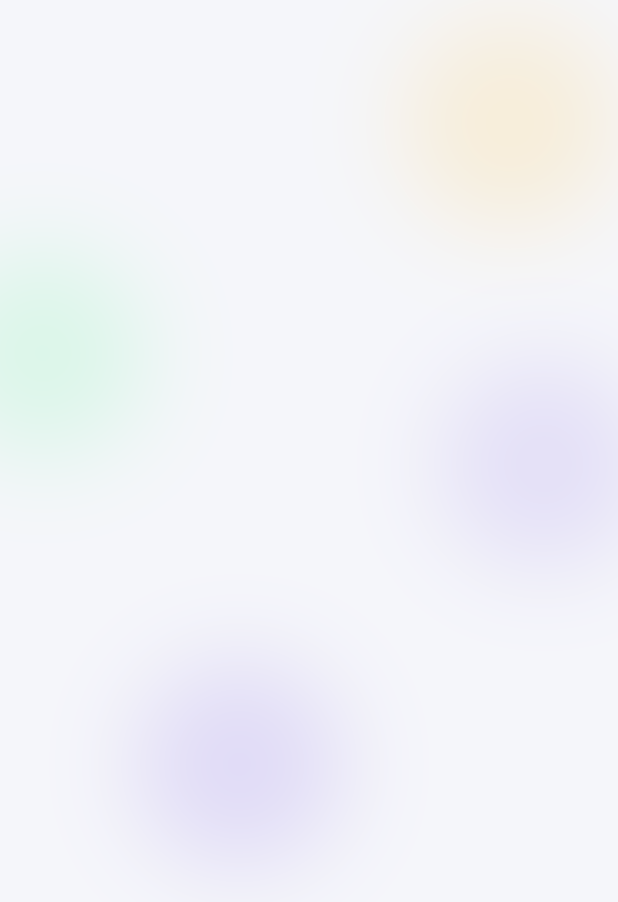
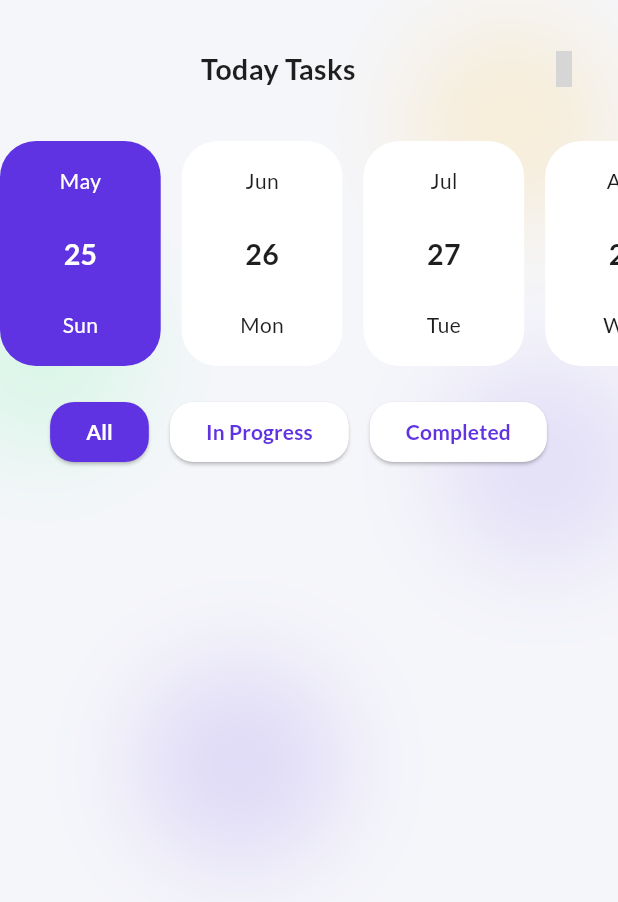
Before and after one commit to Abdelrahman2335/daily_activity, a Flutter app: the TodayTasksView screen opened by its route, on a phone screen of 412 x 824 dp. Shown: the top 902 px of the screen. Run offline on Flutter 3.47's test engine with Material 3 defaults, Android fonts, the phone set to English and light mode, and no system bars; our stand-ins replace curved_navigation_bar, font_awesome_flutter, go_router, google_fonts, iconsax, percent_indicator and 1 more; grey boxes are pictures that could not be loaded.

Commit message:
Adding today tasks screen

```diff
--- a/lib/core/utils/app_text_styles.dart
+++ b/lib/core/utils/app_text_styles.dart
@@ -18,7 +18,6 @@ class AppTextStyles {
   static const textStyle14 = TextStyle(
     fontSize: 14,
     fontWeight: FontWeight.normal,
-    color: AppColor.card,
   );
 
   static const textStyle12 = TextStyle(
@@ -26,7 +25,7 @@ class AppTextStyles {
     fontWeight: FontWeight.w400,
     color: AppColor.textSecondary,
   );
-  static const smallBold = TextStyle(
+  static const textStyleBold12 = TextStyle(
     fontSize: 12,
     fontWeight: FontWeight.bold,
     color: AppColor.textPrimary,
--- a/lib/core/widgets/app_background.dart
+++ b/lib/core/widgets/app_background.dart
@@ -10,16 +10,22 @@ class AppBackground extends StatelessWidget {
     this.addPadding = false,
     this.appBar,
     this.bottomNavigationBar,
+    this.floatingActionButton,
+    this.floatingActionButtonLocation,
   });
 
   final List<Widget> children;
   final bool addPadding;
   final PreferredSizeWidget? appBar;
   final Widget? bottomNavigationBar;
+  final Widget? floatingActionButton;
+  final FloatingActionButtonLocation? floatingActionButtonLocation;
 
   @override
   Widget build(BuildContext context) {
     return Scaffold(
+      floatingActionButton: floatingActionButton,
+      floatingActionButtonLocation: floatingActionButtonLocation,
       appBar: appBar,
       bottomNavigationBar: bottomNavigationBar,
       body: SizedBox.expand(
--- a/lib/core/widgets/primary_button.dart
+++ b/lib/core/widgets/primary_button.dart
@@ -8,23 +8,28 @@ class PrimaryButton extends StatelessWidget {
     required this.onPressed,
     this.textColor,
     required this.text,
+    this.isSelected = false,
   });
+
   final VoidCallback onPressed;
   final Color? textColor;
   final String text;
+  final bool isSelected;
   @override
   Widget build(BuildContext context) {
     return ElevatedButton(
       onPressed: onPressed,
       style: ElevatedButton.styleFrom(
-          shape: RoundedRectangleBorder(
-            borderRadius: BorderRadius.circular(16),
-          ),
-          backgroundColor: AppColor.background),
+        shape: RoundedRectangleBorder(
+          borderRadius: BorderRadius.circular(16),
+        ),
+        backgroundColor: isSelected ? AppColor.primary : AppColor.card,
+      ),
       child: Text(
         text,
         style: AppTextStyles.textStyle14.copyWith(
-            color: textColor ?? AppColor.primary, fontWeight: FontWeight.bold),
+            color: isSelected ? AppColor.card : AppColor.primary,
+            fontWeight: FontWeight.bold),
       ),
     );
   }
--- /dev/null
+++ b/lib/features/home/data/models/data_time_model.dart
@@ -0,0 +1,11 @@
+class DataTimeModel {
+  final String month;
+  final String day;
+  final String weekday;
+
+  DataTimeModel({
+    required this.month,
+    required this.day,
+    required this.weekday,
+  });
+}
--- /dev/null
+++ b/lib/features/home/presentation/widgets/custom_calender_card.dart
@@ -0,0 +1,47 @@
+import 'package:daily_activity/core/utils/app_colors.dart';
+import 'package:daily_activity/core/utils/app_text_styles.dart';
+import 'package:daily_activity/features/home/data/models/data_time_model.dart';
+import 'package:flutter/material.dart';
+
+class CustomCalenderCard extends StatelessWidget {
+  const CustomCalenderCard({
+    super.key,
+    required this.dataTimeModel,
+    required this.isSelected,
+    required this.onTap,
+  });
+  final DataTimeModel dataTimeModel;
+  final bool isSelected;
+  final VoidCallback onTap;
+  @override
+  Widget build(BuildContext context) {
+    Color backgroundColor = AppColor.card;
+    Color textColor = AppColor.textPrimary;
+    if (isSelected) {
+      backgroundColor = AppColor.primary;
+      textColor = AppColor.card;
+    }
+    return GestureDetector(
+      onTap: onTap,
+      child: Container(
+        decoration: BoxDecoration(
+          color: backgroundColor,
+          borderRadius: BorderRadius.circular(24),
+        ),
+        child: Column(
+          mainAxisAlignment: MainAxisAlignment.spaceEvenly,
+          spacing: 8,
+          children: [
+            Text(dataTimeModel.month,
+                style: AppTextStyles.textStyle14.copyWith(color: textColor)),
+            Text(dataTimeModel.day,
+                style: AppTextStyles.textStyle19
+                    .copyWith(color: textColor, fontWeight: FontWeight.bold)),
+            Text(dataTimeModel.weekday,
+                style: AppTextStyles.textStyle14.copyWith(color: textColor)),
+          ],
+        ),
+      ),
+    );
+  }
+}
--- /dev/null
+++ b/lib/features/home/presentation/widgets/custom_calender_list.dart
@@ -0,0 +1,52 @@
+import 'package:daily_activity/features/home/data/models/data_time_model.dart';
+import 'package:daily_activity/features/home/presentation/widgets/custom_calender_card.dart';
+import 'package:flutter/material.dart';
+
+class CustomCalenderList extends StatefulWidget {
+  const CustomCalenderList({
+    super.key,
+  });
+
+  @override
+  State<CustomCalenderList> createState() => _CustomCalenderListState();
+}
+
+class _CustomCalenderListState extends State<CustomCalenderList> {
+  int selectedIndex = 0;
+  @override
+  Widget build(BuildContext context) {
+    List<DataTimeModel> testCalender = [
+      DataTimeModel(month: "May", day: "25", weekday: "Sun"),
+      DataTimeModel(month: "Jun", day: "26", weekday: "Mon"),
+      DataTimeModel(month: "Jul", day: "27", weekday: "Tue"),
+      DataTimeModel(month: "Aug", day: "28", weekday: "Wed"),
+      DataTimeModel(month: "Sep", day: "29", weekday: "Thu"),
+      DataTimeModel(month: "Oct", day: "30", weekday: "Fri"),
+      DataTimeModel(month: "Nov", day: "31", weekday: "Sat"),
+    ];
+    return SizedBox(
+      height: 150,
+      width: double.infinity,
+      child: GridView.builder(
+          scrollDirection: Axis.horizontal,
+          gridDelegate: SliverGridDelegateWithFixedCrossAxisCount(
+              crossAxisCount: 1,
+              mainAxisSpacing: 14,
+              crossAxisSpacing: 9,
+              childAspectRatio: 1.4),
+          itemCount: testCalender.length,
+          itemBuilder: (BuildContext context, int index) {
+            final isSelected = selectedIndex == index;
+            return CustomCalenderCard(
+              isSelected: isSelected,
+              dataTimeModel: testCalender[index],
+              onTap: () {
+                setState(() {
+                  selectedIndex = index;
+                });
+              },
+            );
+          }),
+    );
+  }
+}
--- /dev/null
+++ b/lib/features/home/presentation/widgets/custom_status_bar.dart
@@ -0,0 +1,40 @@
+
+import 'package:daily_activity/core/widgets/primary_button.dart';
+import 'package:flutter/material.dart';
+
+class CustomStatusBar extends StatefulWidget {
+  const CustomStatusBar({super.key});
+
+  @override
+  State<CustomStatusBar> createState() => _CustomStatusBarState();
+}
+
+class _CustomStatusBarState extends State<CustomStatusBar> {
+  int selectedIndex = 0;
+
+  @override
+  Widget build(BuildContext context) {
+    final List<String> buttonLabels = ['All', 'In Progress', 'Completed'];
+
+    return SingleChildScrollView(
+      scrollDirection: Axis.horizontal,
+      child: Row(
+        children: List.generate(buttonLabels.length, (index) {
+          final isSelected = selectedIndex == index;
+          return Padding(
+            padding: const EdgeInsets.only(right: 14),
+            child: PrimaryButton(
+              isSelected: isSelected,
+              onPressed: () {
+                setState(() {
+                  selectedIndex = index;
+                });
+              },
+              text: buttonLabels[index],
+            ),
+          );
+        }),
+      ),
+    );
+  }
+}
--- a/lib/features/home/presentation/widgets/home_view_body.dart
+++ b/lib/features/home/presentation/widgets/home_view_body.dart
@@ -1,4 +1,4 @@
-import 'package:daily_activity/features/home/presentation/widgets/custom_app_bar.dart';
+import 'package:daily_activity/features/home/presentation/widgets/home_app_bar.dart';
 import 'package:daily_activity/features/home/presentation/widgets/in_progress_section.dart';
 import 'package:daily_activity/features/home/presentation/widgets/overview_section.dart';
 import 'package:daily_activity/features/home/presentation/widgets/tasks_section.dart';
@@ -15,7 +15,7 @@ class HomeViewBody extends StatelessWidget {
   Widget build(BuildContext context) {
     return CustomScrollView(
       slivers: [
-        const CustomAppBar(),
+        const HomeAppBar(),
         const OverviewSection(),
         SliverToBoxAdapter(
           child: Padding(
--- a/lib/features/home/presentation/widgets/in_progress_todo.dart
+++ b/lib/features/home/presentation/widgets/in_progress_todo.dart
@@ -41,7 +41,7 @@ class InProgressTodo extends StatelessWidget {
               padding: const EdgeInsets.only(left: 19, right: 19, bottom: 11),
               child: Text(
                 data.description,
-                style: AppTextStyles.smallBold,
+                style: AppTextStyles.textStyleBold12,
                 maxLines: 2,
                 overflow: TextOverflow.ellipsis,
               ),
--- a/lib/features/home/presentation/widgets/task_card.dart
+++ b/lib/features/home/presentation/widgets/task_card.dart
@@ -37,7 +37,7 @@ class TaskCard extends StatelessWidget {
             left: 64,
             child: Text(
               data.category.title,
-              style: AppTextStyles.smallBold,
+              style: AppTextStyles.textStyleBold12,
               maxLines: 1,
               overflow: TextOverflow.ellipsis,
             ),
@@ -64,7 +64,7 @@ class TaskCard extends StatelessWidget {
               progressColor: data.category.color,
               center: Text(
                 "${(data.progress * 100).toInt()}%",
-                style: AppTextStyles.smallBold,
+                style: AppTextStyles.textStyleBold12,
               ),
             ),
           ),
--- /dev/null
+++ b/lib/features/home/presentation/widgets/today_task_app_bar.dart
@@ -0,0 +1,41 @@
+import 'package:daily_activity/core/utils/app_colors.dart';
+import 'package:daily_activity/core/utils/app_text_styles.dart';
+import 'package:flutter/material.dart';
+import 'package:go_router/go_router.dart';
+import 'package:iconsax/iconsax.dart';
+
+class TodayTasksAppBar extends StatelessWidget {
+  const TodayTasksAppBar({
+    super.key,
+  });
+
+  @override
+  Widget build(BuildContext context) {
+    return SafeArea(
+      minimum: const EdgeInsets.only(top: 22, left: 19, right: 12, bottom: 24),
+      child: Row(
+        children: [
+          Expanded(
+            child: Center(
+              child: const Text(
+                "Today Tasks",
+                style: AppTextStyles.textStyle19,
+              ),
+            ),
+          ),
+          IconButton(
+            padding: EdgeInsets.zero,
+            onPressed: () {
+              // Add notification action here
+            },
+            icon: Icon(
+              Iconsax.notification,
+              size: 24,
+              color: AppColor.textPrimary, // Add explicit color
+            ),
+          ),
+        ],
+      ),
+    );
+  }
+}
--- a/lib/features/home/presentation/widgets/today_task_view_body.dart
+++ b/lib/features/home/presentation/widgets/today_task_view_body.dart
@@ -1,3 +1,6 @@
+import 'package:daily_activity/features/home/presentation/widgets/custom_calender_list.dart';
+import 'package:daily_activity/features/home/presentation/widgets/custom_status_bar.dart';
+import 'package:daily_activity/features/home/presentation/widgets/today_task_app_bar.dart';
 import 'package:flutter/material.dart';
 
 class TodayTaskViewBody extends StatelessWidget {
@@ -5,8 +8,13 @@ class TodayTaskViewBody extends StatelessWidget {
 
   @override
   Widget build(BuildContext context) {
-    return Container(
-
+    return Column(
+      children: [
+        const TodayTasksAppBar(),
+        const CustomCalenderList(),
+        const SizedBox(height: 20),
+        const CustomStatusBar(),
+      ],
     );
   }
 }
--- a/lib/features/welcome/presentation/widgets/welcome_view_body.dart
+++ b/lib/features/welcome/presentation/widgets/welcome_view_body.dart
@@ -6,6 +6,7 @@ import 'package:daily_activity/core/widgets/secondary_button.dart';
 import 'package:flutter/material.dart';
 import 'package:font_awesome_flutter/font_awesome_flutter.dart';
 import 'package:go_router/go_router.dart';
+import 'package:iconsax/iconsax.dart';
 
 class WelcomeViewBody extends StatelessWidget {
   const WelcomeViewBody({
@@ -41,7 +42,7 @@ class WelcomeViewBody extends StatelessWidget {
               GoRouter.of(context).go(AppRouter.kLayOut);
             },
             text: "Let's Start",
-            icon: FontAwesomeIcons.arrowRight,
+            icon: Iconsax.arrow_right_1,
             addIcon: true,
           ),
         ],
--- a/pubspec.yaml
+++ b/pubspec.yaml
@@ -37,7 +37,6 @@ dependencies:
   google_fonts: ^6.2.1
   hive: ^2.2.3
   iconsax: ^0.0.8
-  iconsax_flutter: ^1.0.0
   percent_indicator: ^4.2.5
   phosphor_flutter: ^2.1.0
 
```
Also changed, not shown: lib/features/home/data/data_sources/categories.dart (+4 -4 lines), lib/features/home/presentation/widgets/home_app_bar.dart (renamed from lib/features/home/presentation/widgets/custom_app_bar.dart, +14 -14 lines), lib/features/home/presentation/widgets/overview_section.dart (+8 -5 lines), lib/layout.dart (+14 -6 lines), lib/core/widgets/app_bottom_navigation.dart (deleted), pubspec.lock, 4 other files.
